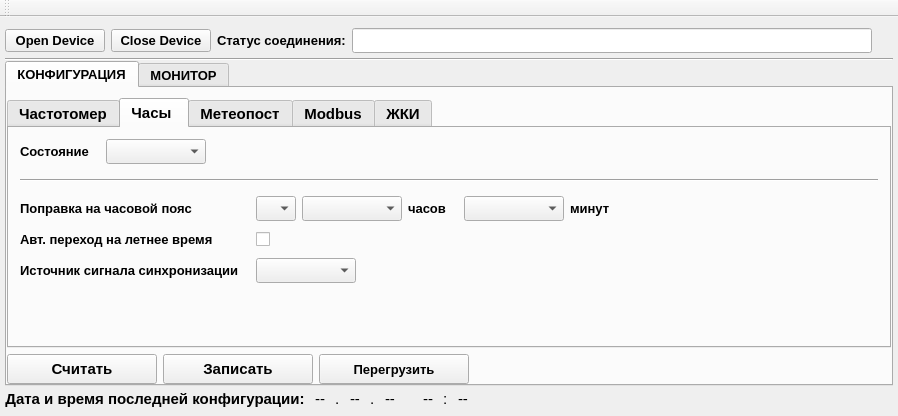
Qt form informPConfigurator/mainwindow.ui (Goodjamp/informPConfigurator) before a commit.
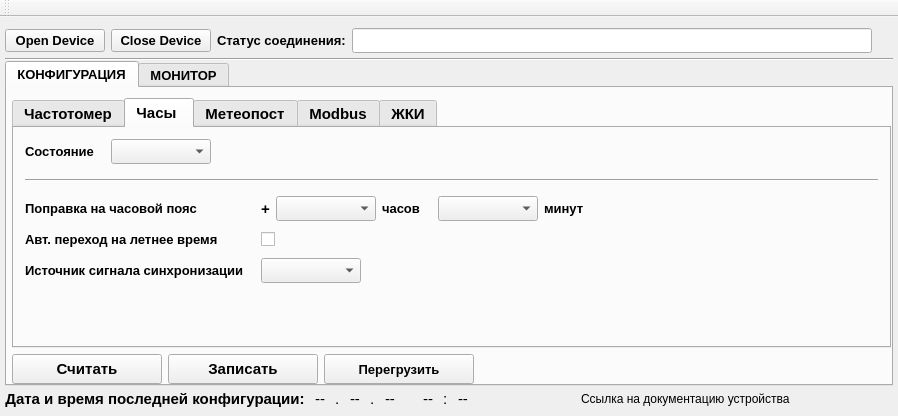
The same form after that commit. The open tabs and pages were chosen to show the change.

What changed in the file:
```diff
--- a/informPConfigurator/mainwindow.ui
+++ b/informPConfigurator/mainwindow.ui
@@ -169,7 +169,7 @@
        </attribute>
        <layout class="QVBoxLayout" name="verticalLayout">
         <property name="leftMargin">
-         <number>0</number>
+         <number>5</number>
         </property>
         <property name="topMargin">
          <number>10</number>
@@ -731,24 +731,9 @@
                </widget>
               </item>
               <item>
-               <widget class="QComboBox" name="comboBoxClockCorrectionSign">
-                <property name="minimumSize">
-                 <size>
-                  <width>35</width>
-                  <height>25</height>
-                 </size>
-                </property>
-                <property name="maximumSize">
-                 <size>
-                  <width>40</width>
-                  <height>25</height>
-                 </size>
-                </property>
-                <property name="font">
-                 <font>
-                  <weight>75</weight>
-                  <bold>true</bold>
-                 </font>
+               <widget class="QLabel" name="label_18">
+                <property name="text">
+                 <string>+</string>
                 </property>
                </widget>
               </item>
@@ -3616,6 +3601,26 @@
         </property>
        </widget>
       </item>
+      <item>
+       <spacer name="horizontalSpacer_6">
+        <property name="orientation">
+         <enum>Qt::Horizontal</enum>
+        </property>
+        <property name="sizeHint" stdset="0">
+         <size>
+          <width>40</width>
+          <height>20</height>
+         </size>
+        </property>
+       </spacer>
+      </item>
+      <item>
+       <widget class="QLabel" name="label_20">
+        <property name="text">
+         <string>Ссылка на документацию устройства</string>
+        </property>
+       </widget>
+      </item>
       <item>
        <spacer name="horizontalSpacer_73">
         <property name="orientation">
```
Left out of the diff: 2 changed lines with no effect on the pictures.
